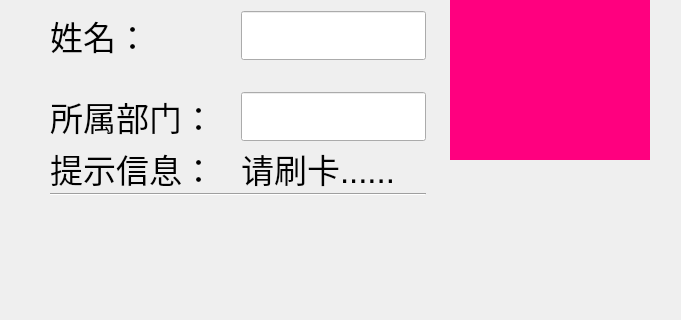
Qt form windowstart.ui (jindezhang/kqj) before a commit; both pictures show x 0 to 681 and y 160 to 480 of the 800 by 480 pixel window.
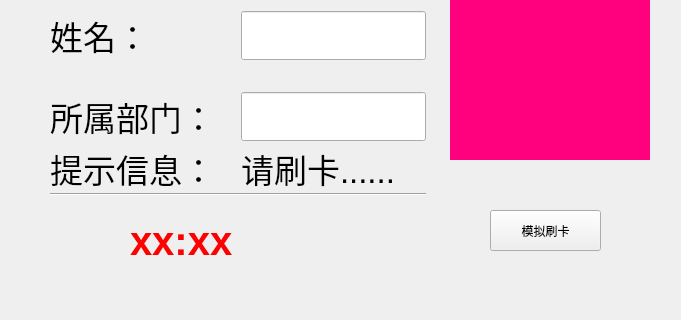
The same form after that commit. Custom widgets are drawn as their Qt base class.

```diff
--- a/windowstart.ui
+++ b/windowstart.ui
@@ -231,19 +231,22 @@
      <rect>
       <x>130</x>
       <y>380</y>
-      <width>201</width>
-      <height>33</height>
+      <width>131</width>
+      <height>41</height>
      </rect>
     </property>
     <property name="font">
      <font>
-      <pointsize>25</pointsize>
+      <pointsize>30</pointsize>
       <weight>75</weight>
       <bold>true</bold>
      </font>
     </property>
+    <property name="styleSheet">
+     <string notr="true">color: rgb(255, 0, 0);</string>
+    </property>
     <property name="text">
-     <string/>
+     <string>xx:xx</string>
     </property>
    </widget>
    <widget class="QLabel" name="icon">
@@ -274,6 +277,19 @@
      <string/>
     </property>
    </widget>
+   <widget class="QPushButton" name="bt_card">
+    <property name="geometry">
+     <rect>
+      <x>490</x>
+      <y>370</y>
+      <width>111</width>
+      <height>41</height>
+     </rect>
+    </property>
+    <property name="text">
+     <string>模拟刷卡</string>
+    </property>
+   </widget>
   </widget>
  </widget>
  <customwidgets>
```
